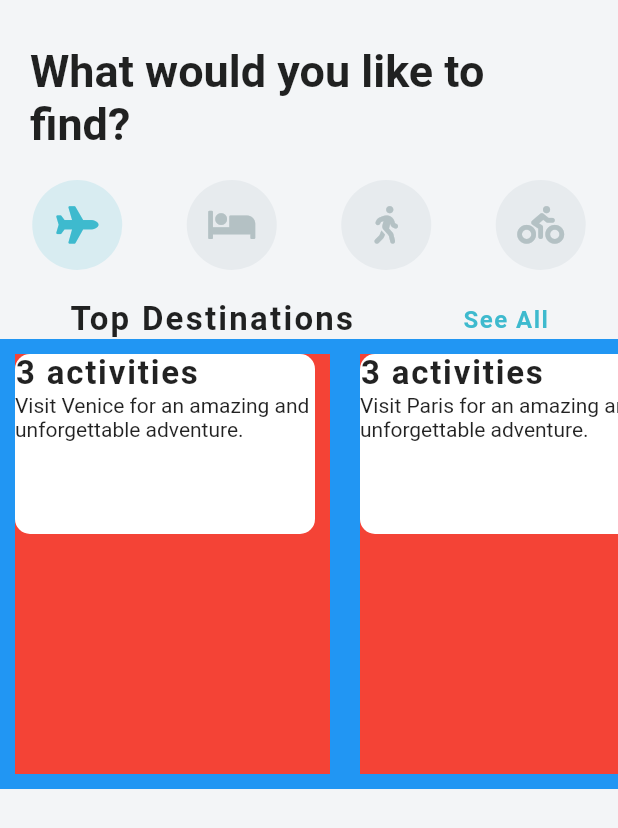
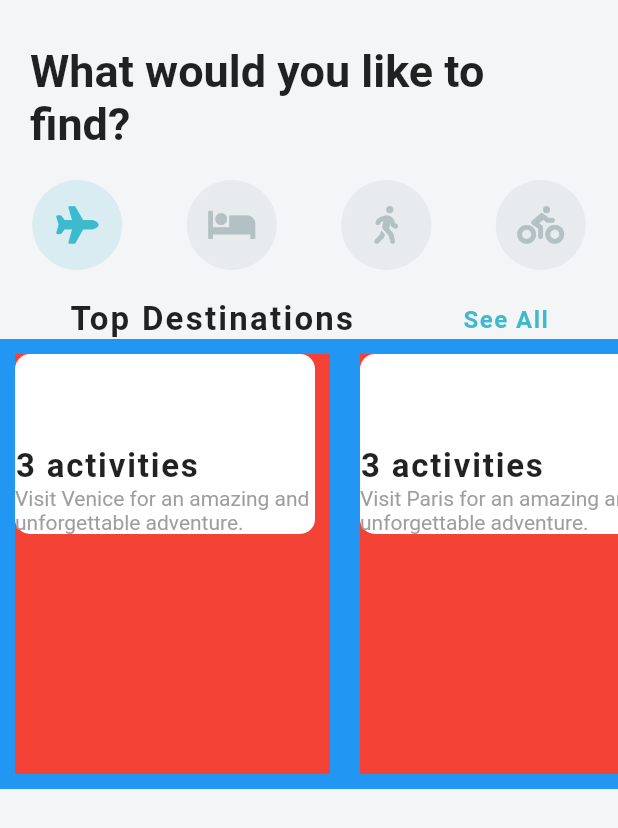
Before and after one commit to iamomoro/flutter_travel_ui, a Flutter app: the screen it shows after launch, on a phone screen of 412 x 824 dp. Shown: the top 828 px of the screen. Run offline on Flutter 3.47's test engine with Material 2 defaults, Android fonts, the phone set to English and light mode, and no system bars; our stand-ins replace font_awesome_flutter.

Commit message:
set mainaxisend

```diff
--- a/lib/widgets/destination_carousel.dart
+++ b/lib/widgets/destination_carousel.dart
@@ -59,6 +59,7 @@ class DestinationCarousel extends StatelessWidget {
                     borderRadius: BorderRadius.circular(10.0),
                    ),
                    child: Column(
+                    mainAxisAlignment: MainAxisAlignment.end,
                      crossAxisAlignment: CrossAxisAlignment.start,
                      children: <Widget>[
                      Text('${destination.activities.length} activities',
@@ -68,7 +69,9 @@ class DestinationCarousel extends StatelessWidget {
                       letterSpacing: 1.2,
                      ),
                      ),
-                     Text(destination.description),
+                     Text(destination.description, style: TextStyle(
+                      color: Colors.grey,
+                     )),
                   ],),
                    ),
                 ],
```
Also changed, not shown: 1 other file.
